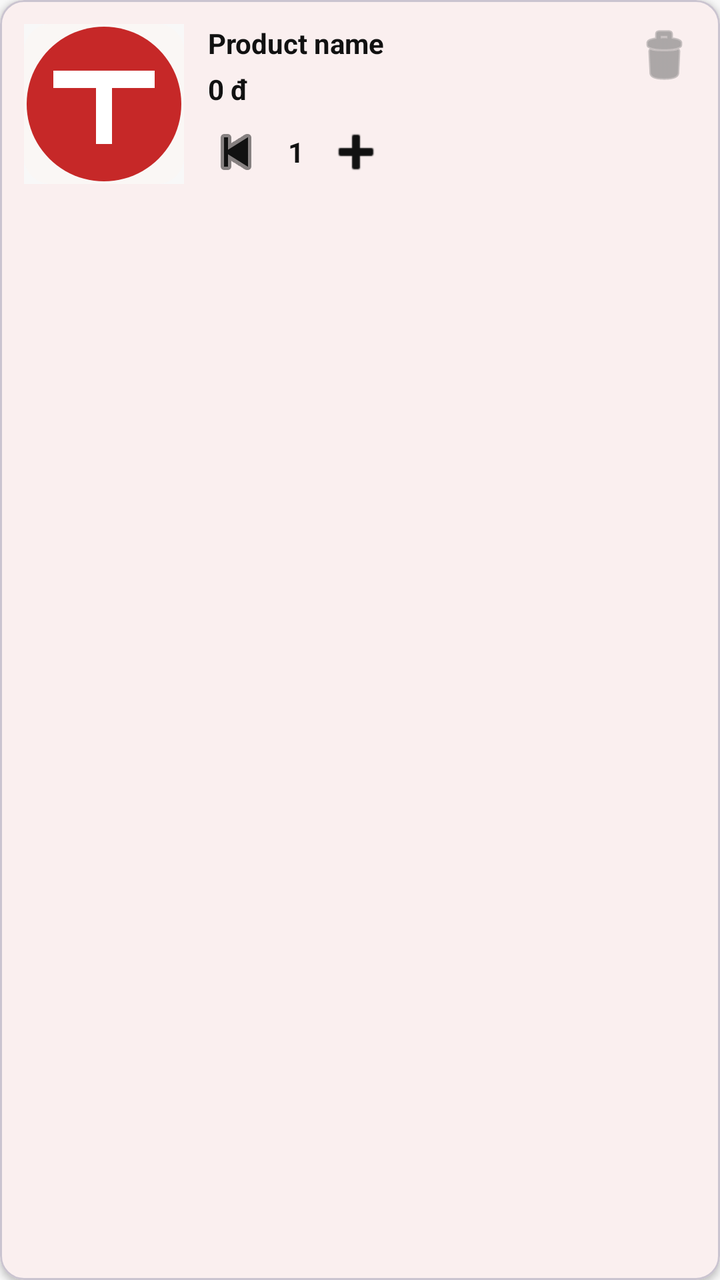
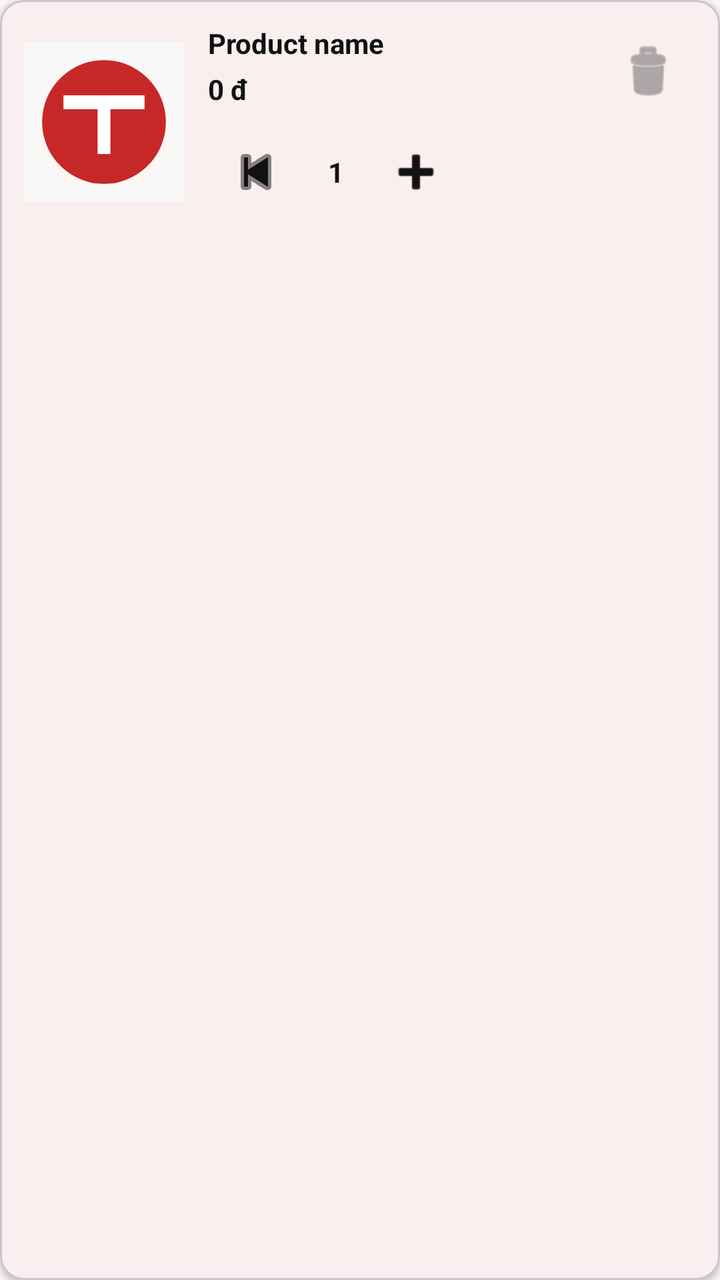

Compare the two renders of this Android layout. The source of the first and the diff that turns it into the second are given below.
<!-- AndroidManifest.xml: application theme Theme.TirTirMCommerce -->
<!-- res/layout/item_cart.xml -->
<?xml version="1.0" encoding="utf-8"?>
<com.google.android.material.card.MaterialCardView xmlns:android="http://schemas.android.com/apk/res/android"
    xmlns:app="http://schemas.android.com/apk/res-auto"
    android:layout_width="match_parent"
    android:layout_height="wrap_content"
    android:layout_margin="8dp"
    app:cardCornerRadius="12dp"
    app:cardElevation="2dp"
    app:cardBackgroundColor="@color/tirtir_white">

    <androidx.constraintlayout.widget.ConstraintLayout
        android:layout_width="match_parent"
        android:layout_height="wrap_content"
        android:padding="12dp">

        <ImageView
            android:id="@+id/ivCartProductImage"
            android:layout_width="80dp"
            android:layout_height="80dp"
            android:scaleType="centerCrop"
            android:background="@color/tirtir_off_white"
            android:src="@drawable/ic_product_placeholder"
            app:layout_constraintTop_toTopOf="parent"
            app:layout_constraintStart_toStartOf="parent"
            app:layout_constraintBottom_toBottomOf="parent" />

        <TextView
            android:id="@+id/tvCartProductName"
            android:layout_width="0dp"
            android:layout_height="wrap_content"
            android:layout_marginStart="12dp"
            android:layout_marginEnd="8dp"
            android:text="Product name"
            android:textColor="@color/tirtir_black"
            android:textSize="14sp"
            android:textStyle="bold"
            app:layout_constraintTop_toTopOf="parent"
            app:layout_constraintStart_toEndOf="@id/ivCartProductImage"
            app:layout_constraintEnd_toStartOf="@id/btnRemoveCartItem" />

        <TextView
            android:id="@+id/tvCartProductPrice"
            android:layout_width="wrap_content"
            android:layout_height="wrap_content"
            android:layout_marginStart="12dp"
            android:layout_marginTop="4dp"
            android:text="0 đ"
            android:textColor="@color/tirtir_black"
            android:textSize="14sp"
            android:textStyle="bold"
            app:layout_constraintTop_toBottomOf="@id/tvCartProductName"
            app:layout_constraintStart_toEndOf="@id/ivCartProductImage" />

        <ImageButton
            android:id="@+id/btnRemoveCartItem"
            android:layout_width="32dp"
            android:layout_height="32dp"
            android:background="?attr/selectableItemBackgroundBorderless"
            android:src="@android:drawable/ic_menu_delete"
            app:tint="@color/tirtir_text_secondary"
            app:layout_constraintTop_toTopOf="parent"
            app:layout_constraintEnd_toEndOf="parent" />

        <LinearLayout
            android:layout_width="wrap_content"
            android:layout_height="wrap_content"
            android:orientation="horizontal"
            android:gravity="center_vertical"
            android:layout_marginTop="8dp"
            android:layout_marginStart="12dp"
            app:layout_constraintTop_toBottomOf="@id/tvCartProductPrice"
            app:layout_constraintStart_toEndOf="@id/ivCartProductImage">

            <ImageButton
                android:id="@+id/btnDecreaseQty"
                android:layout_width="28dp"
                android:layout_height="28dp"
                android:background="?attr/selectableItemBackgroundBorderless"
                android:src="@android:drawable/ic_media_previous"
                app:tint="@color/tirtir_black"
                android:padding="4dp" />

            <TextView
                android:id="@+id/tvQuantity"
                android:layout_width="wrap_content"
                android:layout_height="wrap_content"
                android:layout_marginStart="12dp"
                android:layout_marginEnd="12dp"
                android:text="1"
                android:textColor="@color/tirtir_black"
                android:textSize="14sp"
                android:textStyle="bold" />

            <ImageButton
                android:id="@+id/btnIncreaseQty"
                android:layout_width="28dp"
                android:layout_height="28dp"
                android:background="?attr/selectableItemBackgroundBorderless"
                android:src="@android:drawable/ic_input_add"
                app:tint="@color/tirtir_black"
                android:padding="4dp" />
        </LinearLayout>

        <TextView
            android:id="@+id/tvSyncBadge"
            android:layout_width="wrap_content"
            android:layout_height="wrap_content"
            android:text="Waiting to sync"
            android:textSize="10sp"
            android:textColor="@color/tirtir_white"
            android:background="@color/tirtir_red_primary"
            android:paddingStart="6dp"
            android:paddingEnd="6dp"
            android:paddingTop="2dp"
            android:paddingBottom="2dp"
            android:visibility="gone"
            app:layout_constraintBottom_toBottomOf="parent"
            app:layout_constraintEnd_toEndOf="parent" />

    </androidx.constraintlayout.widget.ConstraintLayout>
</com.google.android.material.card.MaterialCardView>
<!-- resources referenced by this layout -->
<resources>
  <color name="tirtir_black">#111111</color>
  <color name="tirtir_off_white">#F8F8F8</color>
  <color name="tirtir_red_primary">#C62828</color>
  <color name="tirtir_text_secondary">#777777</color>
  <color name="tirtir_white">#FFFFFF</color>
  <!-- drawable ic_product_placeholder (drawable) -->
  <?xml version="1.0" encoding="utf-8"?>
  <layer-list xmlns:android="http://schemas.android.com/apk/res/android">
      <item>
          <shape android:shape="rectangle">
              <solid android:color="#FAF7F5" />
              <corners android:radius="12dp" />
          </shape>
      </item>
      <item
          android:width="72dp"
          android:height="72dp"
          android:gravity="center"
          android:drawable="@drawable/ic_tirtir_brand_circle" />
  </layer-list>
  <style name="Theme.TirTirMCommerce" parent="Base.Theme.TirTirMCommerce" />
  <!-- drawable ic_tirtir_brand_circle (drawable) -->
  <?xml version="1.0" encoding="utf-8"?>
  <vector xmlns:android="http://schemas.android.com/apk/res/android"
      android:width="120dp"
      android:height="120dp"
      android:viewportWidth="120"
      android:viewportHeight="120">
  
      
      <path
          android:fillColor="#C62828"
          android:pathData="M60,2 A58,58 0 1,1 59.99,2 Z" />
  
      
      <path
          android:fillColor="#FFFFFF"
          android:pathData="M22,35 L98,35 L98,48 L66,48 L66,90 L54,90 L54,48 L22,48 Z" />
  
  </vector>
  <style name="Base.Theme.TirTirMCommerce" parent="Theme.Material3.DayNight.NoActionBar">
          
          <item name="colorPrimary">@color/tirtir_red_primary</item>
          <item name="colorPrimaryDark">@color/tirtir_red_dark</item>
          <item name="colorPrimaryContainer">@color/tirtir_red_surface</item>
  
          
          <item name="colorOnPrimary">@color/tirtir_white</item>
          <item name="colorOnPrimaryContainer">@color/tirtir_red_primary</item>
  
          
          <item name="colorSecondary">@color/tirtir_black</item>
          <item name="colorOnSecondary">@color/tirtir_white</item>
  
          
          <item name="colorSurface">@color/tirtir_white</item>
          <item name="colorOnSurface">@color/tirtir_black</item>
          <item name="colorSurfaceVariant">@color/tirtir_off_white</item>
  
          
          <item name="android:windowBackground">@color/tirtir_off_white</item>
          <item name="android:statusBarColor">@color/tirtir_white</item>
          <item name="android:windowLightStatusBar">true</item>
  
          
          <item name="colorError">@color/tirtir_error</item>
      </style>
  <color name="tirtir_red_dark">#8E0000</color>
  <color name="tirtir_red_surface">#FFEBEE</color>
  <color name="tirtir_error">#D32F2F</color>
</resources>

<!-- the commit's change to res/layout/item_cart.xml (unified diff, before → after) -->
@@ -17,7 +17,8 @@
             android:id="@+id/ivCartProductImage"
             android:layout_width="80dp"
             android:layout_height="80dp"
-            android:scaleType="centerCrop"
+            android:scaleType="fitCenter"
+            android:padding="8dp"
             android:background="@color/tirtir_off_white"
             android:src="@drawable/ic_product_placeholder"
             app:layout_constraintTop_toTopOf="parent"
@@ -53,8 +54,8 @@
 
         <ImageButton
             android:id="@+id/btnRemoveCartItem"
-            android:layout_width="32dp"
-            android:layout_height="32dp"
+            android:layout_width="48dp"
+            android:layout_height="48dp"
             android:background="?attr/selectableItemBackgroundBorderless"
             android:src="@android:drawable/ic_menu_delete"
             app:tint="@color/tirtir_text_secondary"
@@ -73,8 +74,8 @@
 
             <ImageButton
                 android:id="@+id/btnDecreaseQty"
-                android:layout_width="28dp"
-                android:layout_height="28dp"
+                android:layout_width="48dp"
+                android:layout_height="48dp"
                 android:background="?attr/selectableItemBackgroundBorderless"
                 android:src="@android:drawable/ic_media_previous"
                 app:tint="@color/tirtir_black"
@@ -93,8 +94,8 @@
 
             <ImageButton
                 android:id="@+id/btnIncreaseQty"
-                android:layout_width="28dp"
-                android:layout_height="28dp"
+                android:layout_width="48dp"
+                android:layout_height="48dp"
                 android:background="?attr/selectableItemBackgroundBorderless"
                 android:src="@android:drawable/ic_input_add"
                 app:tint="@color/tirtir_black"
<!-- resource entries referenced after the edit -->
@@ -15,8 +15,8 @@
           </shape>
       </item>
       <item
-          android:width="72dp"
-          android:height="72dp"
+          android:width="52dp"
+          android:height="52dp"
           android:gravity="center"
           android:drawable="@drawable/ic_tirtir_brand_circle" />
   </layer-list>
